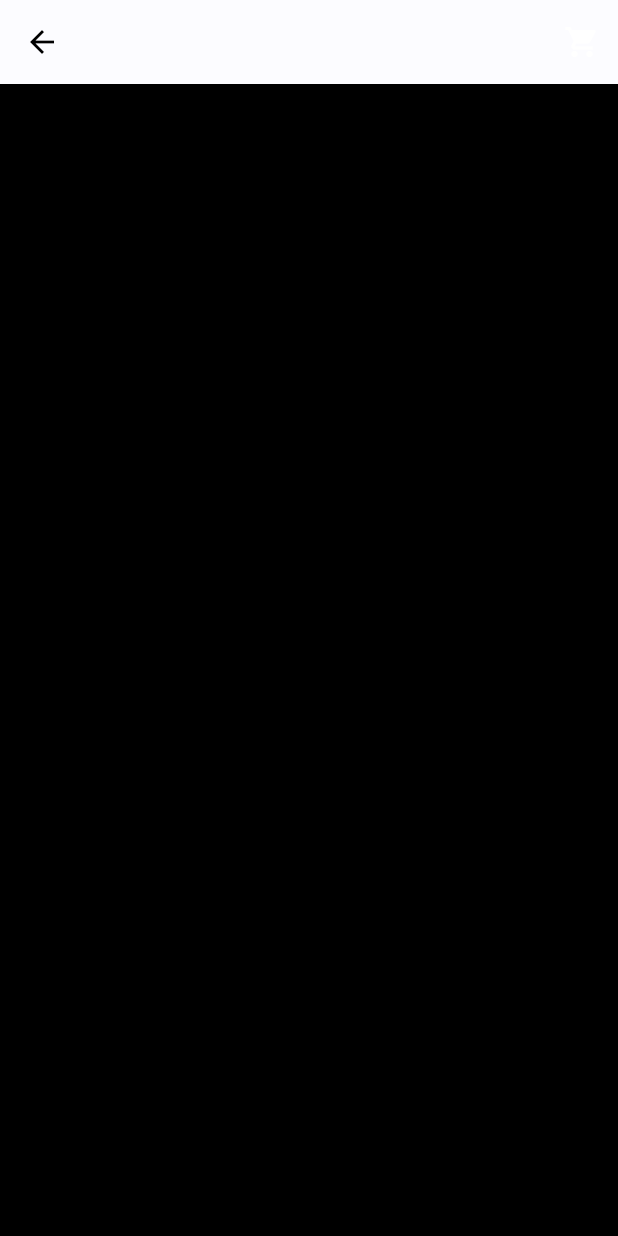
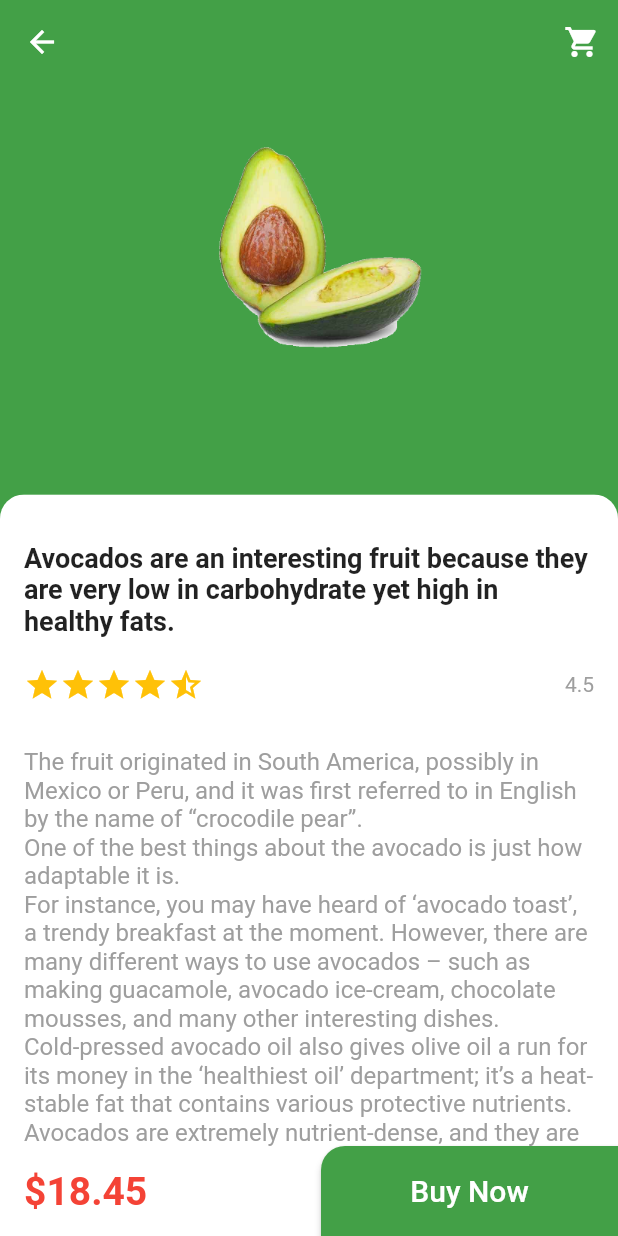
Before and after one commit to jeremy02/fruits_app, a Flutter app: the screen it shows after launch, after a tap on "Add to cart", on a phone screen of 412 x 824 dp. Run offline on Flutter 3.47's test engine with Material 2 defaults, Android fonts, the phone set to English and light mode, and no system bars.

```diff
--- a/lib/models/fruits_list.dart
+++ b/lib/models/fruits_list.dart
@@ -26,7 +26,7 @@ List<Fruits> fruits = []
 		,"13.09","3.0","assets/plums_2.jpg",Colors.blueGrey.shade600))
 	..add(Fruits("Grapes","Grapes are one of the most prevalent types of fruit, and we can find them almost everywhere.",
 		"Grapes are very versatile too, and they form the basis of many different wines, juices, jams, and dessert products.\nNot many people know this, but grapes are botanically a kind of berry. Although there are thousands of different grape varieties, they are typically classified as either white (green), red, purple, or black.\nThe health benefits of grapes are purported to come from their high polyphenol content. However, grapes are also one of the highest-sugar fruits.\nAs a result, red wine is often thought of as a health drink since it contains concentrated polyphenols and little sugar."
-		,"12.75","4.0","assets/grapes_2.jpg",Colors.yellow.shade600))
+		,"12.75","4.0","assets/grapes_2.jpg",Colors.indigo.shade600))
 	..add(Fruits("Oranges","Oranges are among the most common fruit in the world.",
 		"The orange is a citrus fruit and, surprisingly, it is a hybrid rather than an original species. If you didn’t know about this point, then oranges are actually a hybrid of the pomelo and mandarin.\nOranges have a tough outer peel that encases the soft, juicy center. Generally speaking, the fruit has a sweet and (very slight) sour taste. However, there are hundreds of orange varieties and they can vary between sweet, bitter, and sour.\nThe sweet varieties are generally the edible kind we find in shops and in orange juice.\nOranges are a relatively high-carbohydrate fruit and they provide a decent amount of vitamin C."
 		,"19.00","5.0","assets/oranges_2.jpg",Colors.pink.shade600))
--- a/lib/screens/fruits_detail_screen.dart
+++ b/lib/screens/fruits_detail_screen.dart
@@ -1,25 +1,199 @@
 import 'package:flutter/material.dart';
+import 'package:flutter/services.dart';
+import 'package:fruits_app/models/fruits_list.dart';
+import 'package:fruits_app/widgets/rating_display.dart';
 
-class FruitsDetailScreen extends StatelessWidget {
+class FruitsDetailScreen extends StatefulWidget {
+
+	Fruits fruit;
+
+	FruitsDetailScreen({
+		Key key,
+		@required this.fruit,
+	})
+		: super(key: key);
+
+	@override
+	_FruitsDetailScreenState createState() => _FruitsDetailScreenState();
+}
+
+class _FruitsDetailScreenState extends State<FruitsDetailScreen> {
+
+	// To determine if SliverAppBar is expanded or not.
+	ScrollController _scrollController;
+	bool isAppBarExpanded = false;
+
+	@override
+	void initState() {
+		super.initState();
+
+		// change status bar color
+		SystemChrome.setSystemUIOverlayStyle(
+			SystemUiOverlayStyle(
+				statusBarColor: Colors.transparent,
+				statusBarBrightness: Brightness.dark,
+			)
+		);
+
+		_scrollController = ScrollController()
+			..addListener(() => setState(() {
+				print('Scroll view Listener is called offset ${_scrollController.offset}');
+			}));
+	}
+
+	@override
+	void dispose() {
+		super.dispose();
+		_scrollController.dispose();
+	}
+
+	bool get _changeTitleVisibility {
+		return _scrollController.hasClients
+			&& _scrollController.offset > (200-kToolbarHeight);
+	}
 
 	@override
 	Widget build(BuildContext context) {
 		return Scaffold(
-			appBar: AppBar(
+			backgroundColor: widget.fruit.bgColor,
+			body:NestedScrollView(
+				controller: _scrollController,
+				headerSliverBuilder: (BuildContext context, bool innerBoxIsScrolled) {
+					return <Widget>[
+						SliverAppBar(
+							title: Text(
+								_changeTitleVisibility ? widget.fruit.name:"",
+								style: TextStyle(
+									color: _changeTitleVisibility ? Colors.white : Colors.transparent,
+								),
+							),
+							pinned: true,
+							backgroundColor: widget.fruit.bgColor,
+							expandedHeight: MediaQuery.of(context).size.height/2.5,
+							flexibleSpace: FlexibleSpaceBar(
+								background: Center(
+									child: Image.asset(
+										'${widget.fruit.imageUrl}',
+										fit: BoxFit.contain,
+										width: MediaQuery.of(context).size.width/2,
+									),
+								)
+							),
+							iconTheme: IconThemeData(
+								color: Colors.white
+							),
+							actionsIconTheme: IconThemeData(
+								color: Colors.white
+							),
 							actions: <Widget>[
 								IconButton(
 									icon: Icon(
 										Icons.shopping_cart,
 										color: Colors.white,
 									),
+									onPressed: (){
+										null;
+									},
 								),
 							],
 						),
+					];
+				},
 				body: Container(
-				width: double.infinity,
-				height: double.infinity,
 					decoration: BoxDecoration(
-					color: Colors.black
+						color: Colors.white,
+						borderRadius: BorderRadius.only(topRight: Radius.circular(16.0),topLeft: Radius.circular(16.0)),
+					),
+					child: SingleChildScrollView(
+						child: Padding(
+							padding: EdgeInsets.only(top:32.0,right: 16.0,left: 16.0),
+							child: Column(
+								children: <Widget>[
+									Text(
+										"${widget.fruit.title}",
+										style: TextStyle(
+											fontWeight: FontWeight.bold,
+											fontSize: 18,
+										),
+									),
+									SizedBox(height: 20,),
+									Row(
+										mainAxisAlignment: MainAxisAlignment.spaceBetween,
+										children: <Widget>[
+											IconTheme(
+												data: IconThemeData(
+													color: Colors.amber,
+													size: 24,
+												),
+												child: RatingDisplay(
+													rating: double.parse(widget.fruit.rating),
+												),
+											),
+											Text(
+												"${widget.fruit.rating}",
+												style: TextStyle(
+													color: Colors.grey,
+												),
+											),
+										],
+									),
+									SizedBox(height: 30,),
+									Text(
+										"${widget.fruit.description}",
+										style: TextStyle(
+											color: Colors.grey,
+											fontSize: 16.0,
+										),
+									),
+								],
+							),
+						),
+					),
+				),
+			),
+			bottomNavigationBar: BottomAppBar(
+				elevation: 0.0,
+				child: Padding(
+					padding:EdgeInsets.only(left: 16.0),
+					child: Row(
+						mainAxisAlignment: MainAxisAlignment.start,
+						crossAxisAlignment: CrossAxisAlignment.center,
+						children: <Widget>[
+							Expanded(
+								child: Text(
+									"\$${widget.fruit.price}",
+									style: TextStyle(
+										fontSize: 26,
+										color: Colors.red,
+										fontWeight: FontWeight.bold,
+									),
+								),
+							),
+							Expanded(
+								child: Container(
+									width: MediaQuery.of(context).size.width,
+									height: 60,
+									child: RaisedButton(
+										textColor: Colors.white,
+										color: widget.fruit.bgColor,
+										child: Text(
+											"Buy Now",
+											style: TextStyle(
+												fontSize: 20,
+												color: Colors.white,
+											),
+										),
+										onPressed: () {
+											null;
+										},
+										shape: RoundedRectangleBorder(
+											borderRadius: BorderRadius.only(topLeft: Radius.circular(16.0)),
+										)
+									),
+								),
+							),
+						],
+					),
 				),
 			),
 		);
--- a/lib/screens/home_screen.dart
+++ b/lib/screens/home_screen.dart
@@ -13,6 +13,8 @@ class HomeScreenState extends State<HomeScreen> with AutomaticKeepAliveClientMix
 	final TextEditingController _searchControl = new TextEditingController();
 
 	TabController _tabcontroller;
+
+	List<String> fruitCategories = ["Avocado", "Apples", "Plums", "Grapes", "Oranges", "Lemons"];
 
 	@override
 	void initState(){
@@ -106,57 +108,25 @@ class HomeScreenState extends State<HomeScreen> with AutomaticKeepAliveClientMix
 								fontSize: 16,
 								color: Colors.black,
 							),
-							tabs: <Widget>[
-								Container(
+							tabs: List<Widget>.generate(fruitCategories.length, (int index){
+								return Container(
 									margin: EdgeInsets.only(right: 8.0),
 									child: Text(
-										'Avocado',
+										fruitCategories[index]
 									),
-								),
-								Container(
-									margin: EdgeInsets.only(right: 8.0),
-									child: Text(
-										'Apples',
-									),
-								),
-								Container(
-									margin: EdgeInsets.only(right: 8.0),
-									child: Text(
-										'Plums',
-									),
-								),
-								Container(
-									margin: EdgeInsets.only(right: 8.0),
-									child: Text(
-										'Grapefruits',
-									),
-								),
-								Container(
-									margin: EdgeInsets.only(right: 8.0),
-									child: Text(
-										'Oranges',
-									),
-								),
-								Container(
-									margin: EdgeInsets.only(right: 8.0),
-									child: Text(
-										'Lemons',
-									),
-								),
-							],
+								);
+							}),
 						),
 						SizedBox(height: 10,),
 						Expanded(
 							child: TabBarView(
 								controller: _tabcontroller,
-								children: <Widget>[
-									FruitsListingScreen(),
-									Center(child:Text('Apples')),
-									Center(child:Text('Plums')),
-									Center(child:Text('Grapefruits')),
-									Center(child:Text('Oranges')),
-									Center(child:Text('Lemons')),
-								],
+								children: List<Widget>.generate(fruitCategories.length, (int index){
+									if(index == 0)
+										return FruitsListingScreen();
+									else
+										return Center(child:Text(fruitCategories[index]));
+								}),
 							),
 						),
 					],
--- a/lib/screens/main_screen.dart
+++ b/lib/screens/main_screen.dart
@@ -59,10 +59,10 @@ class _MainScreenState extends State<MainScreen>{
                 children: <Widget>[
                     HomeScreen(),
                     TabsScreen(title: "Platter",
-                        bgColor:Colors.red,
+                        bgColor:Colors.white,
                     ),
                     TabsScreen(title: "My",
-                        bgColor:Colors.blueGrey,
+                        bgColor:Colors.white,
                     ),
                 ],
             ),
--- a/lib/widgets/fruits_list_item.dart
+++ b/lib/widgets/fruits_list_item.dart
@@ -1,5 +1,6 @@
+import 'package:flutter/cupertino.dart';
 import 'package:flutter/material.dart';
-import 'package:flutter/cupertino.dart';
+import 'package:fruits_app/models/fruits_list.dart';
 import 'package:fruits_app/screens/fruits_detail_screen.dart';
 
 class FruitsListItem extends StatefulWidget {
@@ -85,7 +86,12 @@ class _FruitsListItemState extends State<FruitsListItem> {
 									),
 								),
 								onPressed: () {
-									Navigator.push(context, MaterialPageRoute(builder: (context) => FruitsDetailScreen()));
+									Navigator.push(context,
+										MaterialPageRoute(builder: (context) =>
+											FruitsDetailScreen(
+												fruit: Fruits(widget.name,widget.title,widget.description,widget.price,widget.rating,widget.imageUrl,widget.bgColor),
+											))
+									);
 								},
 								shape: RoundedRectangleBorder(
 									borderRadius: new BorderRadius.circular(30.0),
--- a/lib/widgets/fruits_on_sale_item.dart
+++ b/lib/widgets/fruits_on_sale_item.dart
@@ -1,5 +1,5 @@
+import 'package:flutter/cupertino.dart';
 import 'package:flutter/material.dart';
-import 'package:flutter/cupertino.dart';
 
 class FruitsOnSaleListItem extends StatefulWidget {
 
--- a/lib/widgets/rating_display.dart
+++ b/lib/widgets/rating_display.dart
@@ -0,0 +1,39 @@
+import 'package:flutter/cupertino.dart';
+import 'package:flutter/material.dart';
+
+class RatingDisplay extends StatelessWidget {
+	final double rating;
+
+	RatingDisplay({
+		Key key,
+		this.rating = 0,
+	})
+	: assert(rating != null),
+		super(key: key);
+
+	@override
+	Widget build(BuildContext context) {
+		return Row(
+			mainAxisSize: MainAxisSize.min,
+			children: List.generate(5, (index) {
+				Icon icon;
+				if (index >= rating) {
+					icon = new Icon(
+						Icons.star_border
+					);
+				}
+				else if (index > rating - 1 && index < rating) {
+					icon = new Icon(
+						Icons.star_half
+					);
+				} else {
+					icon = new Icon(
+						Icons.star
+					);
+				}
+
+				return icon;
+			}),
+		);
+	}
+}
```
Also changed, not shown: 2 other files. Lines whose indentation alone changed are shown as unchanged.
